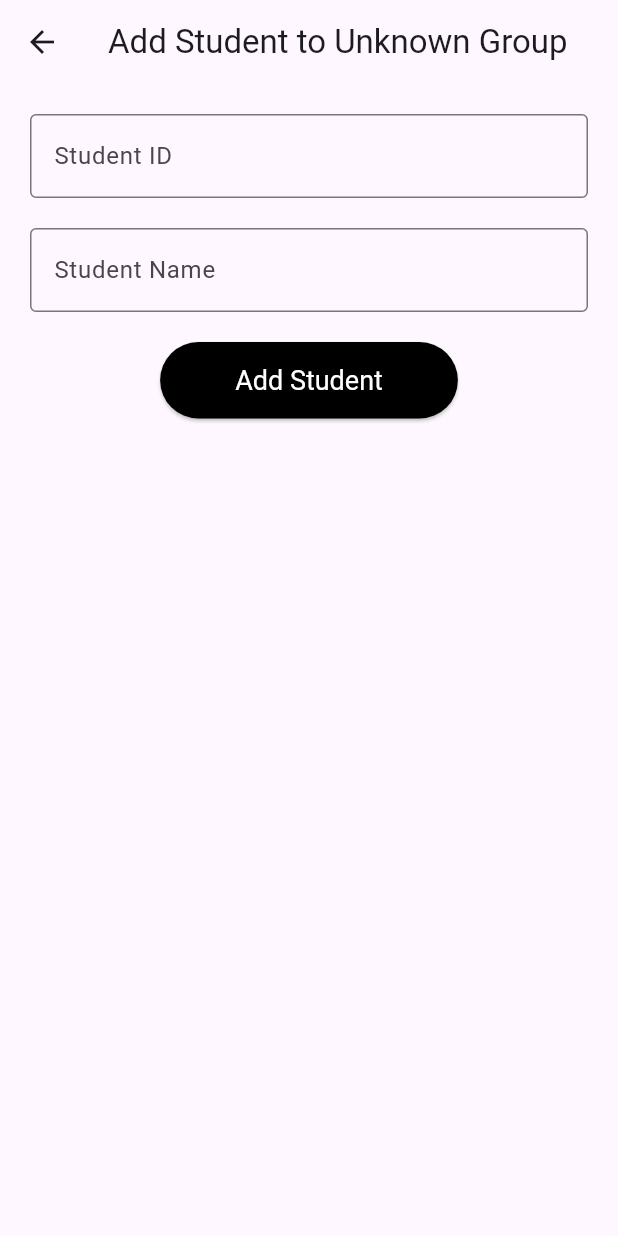
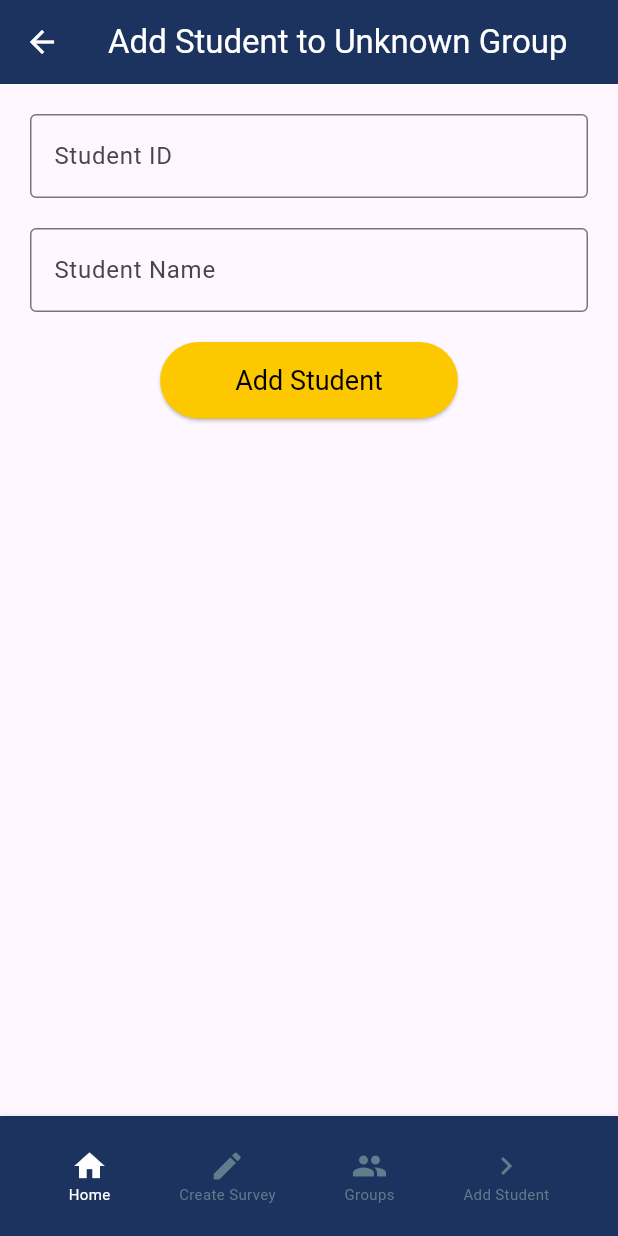
Before and after one commit to Amgooodd/survey-center, a Flutter app: the AddStudentScreen screen opened directly with empty values, on a phone screen of 412 x 824 dp. Run offline on Flutter 3.47's test engine with Material 3 defaults, Android fonts, the phone set to English and light mode, and no system bars; our stand-ins replace cloud_firestore, firebase_core; accounts and stored records are empty.

Commit message:
Update AddStudentScreen.dart

```diff
--- a/lib/groups/AddStudentScreen.dart
+++ b/lib/groups/AddStudentScreen.dart
@@ -89,7 +89,14 @@ class _AddStudentScreenState extends State<AddStudentScreen> {
     return Scaffold(
       appBar: AppBar(
         title: Text(
-            "Add Student to ${groupNameMap[widget.groupId] ?? 'Unknown Group'}"),
+            "Add Student to ${groupNameMap[widget.groupId] ?? 'Unknown Group'}",
+            style: TextStyle(color: Colors.white)),
+        backgroundColor: const Color.fromARGB(255, 28, 51, 95),
+        leading: IconButton(
+          icon: Icon(Icons.arrow_back, color: Colors.white),
+          onPressed: () => Navigator.pop(context),
+        ),
+        centerTitle: true,
       ),
       body: Padding(
         padding: const EdgeInsets.all(20.0),
@@ -121,18 +128,104 @@ class _AddStudentScreenState extends State<AddStudentScreen> {
                   : () {
                       _addStudentToDatabase(widget.groupId);
                     },
-              child: _isLoading
-                  ? CircularProgressIndicator(color: Colors.white)
-                  : Text("Add Student", style: TextStyle(color: Colors.white)),
               style: ElevatedButton.styleFrom(
-                backgroundColor: Colors.black,
+                backgroundColor: Color.fromARGB(255, 253, 200, 0),
                 padding: EdgeInsets.symmetric(horizontal: 50, vertical: 15),
                 textStyle: TextStyle(fontSize: 18),
               ),
+              child: _isLoading
+                  ? CircularProgressIndicator(color: Colors.white)
+                  : Text("Add Student", style: TextStyle(color: Colors.black)),
             ),
           ],
         ),
       ),
+      bottomNavigationBar: BottomNavigationBarWidget(),
     );
   }
 }
+
+class BottomNavigationBarWidget extends StatelessWidget {
+  const BottomNavigationBarWidget({super.key});
+
+  @override
+  Widget build(BuildContext context) {
+    return Container(
+      height: 80,
+      decoration: BoxDecoration(
+        color: const Color.fromARGB(255, 28, 51, 95),
+        boxShadow: [BoxShadow(color: Colors.black12, blurRadius: 2)],
+      ),
+      child: Row(
+        mainAxisAlignment: MainAxisAlignment.spaceEvenly,
+        children: [
+          BottomNavItem(
+            icon: Icons.home,
+            label: "Home",
+            isSelected: true,
+            onTap: () {
+              Navigator.pushReplacementNamed(context, '/firsrforadminn');
+            },
+          ),
+          BottomNavItem(
+            icon: Icons.edit,
+            label: "Create Survey",
+            onTap: () {
+              Navigator.pushReplacementNamed(context, '/createsurvv');
+            },
+          ),
+          BottomNavItem(
+            icon: Icons.group,
+            label: "Groups",
+            onTap: () {
+              Navigator.pushReplacementNamed(context, '/groupp');
+            },
+          ),
+          BottomNavItem(
+            icon: Icons.navigate_next,
+            label: "Add Student",
+            onTap: () {
+              Navigator.pushNamed(context, '/admin_dashboard');
+            },
+          ),
+        ],
+      ),
+    );
+  }
+}
+
+class BottomNavItem extends StatelessWidget {
+  final IconData icon;
+  final String label;
+  final bool isSelected;
+  final VoidCallback? onTap;
+
+  const BottomNavItem({
+    super.key,
+    required this.icon,
+    required this.label,
+    this.isSelected = false,
+    this.onTap,
+  });
+
+  @override
+  Widget build(BuildContext context) {
+    return GestureDetector(
+      onTap: onTap,
+      child: Column(
+        mainAxisSize: MainAxisSize.min,
+        children: [
+          Icon(icon,
+              color: isSelected ? Colors.white : Colors.blueGrey, size: 24),
+          Text(
+            label,
+            style: TextStyle(
+              fontSize: 10,
+              color: isSelected ? Colors.white : Colors.blueGrey,
+            ),
+          ),
+        ],
+      ),
+    );
+  }
+}
```
